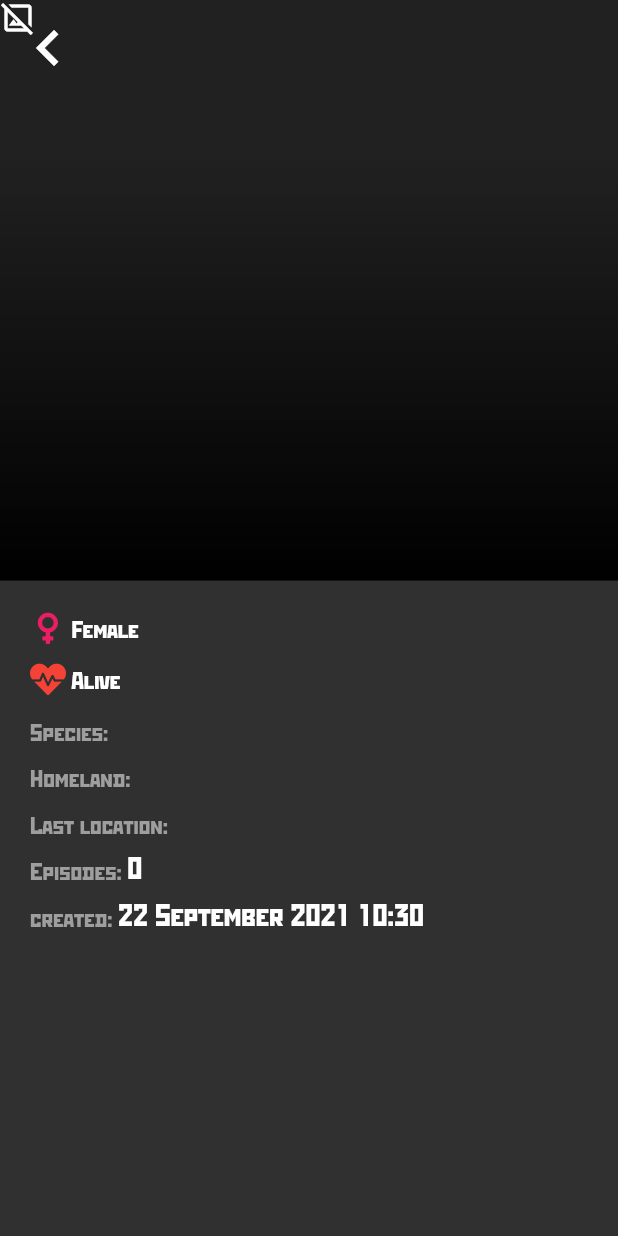
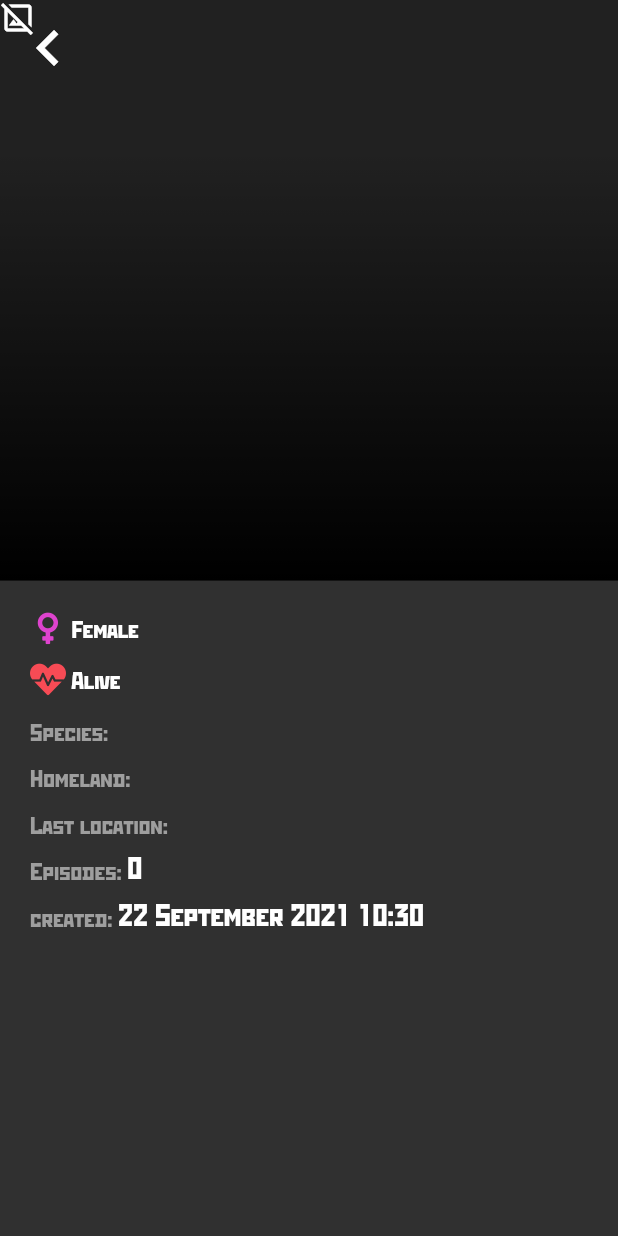
Before and after one commit to pchq/flutter-ricknmorty, a Flutter app: the CharacterPage screen opened directly with empty values, on a phone screen of 412 x 824 dp. Run offline on Flutter 3.47's test engine with Material 2 defaults, Android fonts, the light colour scheme and no system bars; drawn by our look-alikes of cached_network_image; our stand-ins replace bloc, equatable, flutter_bloc, get_it; network calls fail.

Commit message:
feat(presentation): Добавить иконку, изменить цвета

```diff
--- a/lib/common/theme_config.dart
+++ b/lib/common/theme_config.dart
@@ -5,9 +5,13 @@ class ThemeConfig {
   static Color mediumGrey = const Color(0xFF3c3e44);
   static Color lightGrey = const Color(0xFF9e9e9e);
   static Color textColor = Colors.white;
-  static Color red = Colors.red;
-  static Color green = Colors.green;
-  static Color yellow = Colors.yellow;
+
+  static Color red = const Color(0xFFf74b55);
+  static Color pink = const Color(0xFFde43ce);
+  static Color blue = const Color(0xFF59bce7);
+  static Color green = const Color(0xFF92c84a);
+  static Color yellow = const Color(0xFFf9ff69);
+  static Color orange = const Color(0xFFe07f33);
 
   static ThemeData appTheme = ThemeData(
     brightness: Brightness.dark,
--- a/lib/main.dart
+++ b/lib/main.dart
@@ -1,4 +1,5 @@
 import 'package:flutter/material.dart';
+import 'package:flutter/services.dart';
 import 'package:flutter_bloc/flutter_bloc.dart';
 import 'package:ricknmorty/common/theme_config.dart';
 import 'package:ricknmorty/core/service/locator_service.dart';
@@ -6,6 +7,9 @@
 import 'package:ricknmorty/presentation/pages/characters_page.dart';
 
 void main() async {
+  SystemChrome.setSystemUIOverlayStyle(const SystemUiOverlayStyle(
+    statusBarColor: Colors.transparent,
+  ));
   WidgetsFlutterBinding.ensureInitialized();
   await LocatorService().init();
   runApp(MyApp());
@@ -24,7 +28,7 @@
             create: (context) => locator<AllCharactersCubit>()..loadAllCharacters()),
       ],
       child: MaterialApp(
-        home: const CharactersPage(),
+        home: CharactersPage(),
         theme: ThemeConfig.appTheme,
       ),
     );
--- a/lib/presentation/bloc/all_characters/all_characters_cubit.dart
+++ b/lib/presentation/bloc/all_characters/all_characters_cubit.dart
@@ -19,7 +19,7 @@ class AllCharactersCubit extends Cubit<AllCharactersState> {
         oldCharacters = (state as AllCharactersLoaded).characters;
       }
 
-      emit(AllCharactersLoading(oldCharacters, isFirst: page == 1));
+      emit(AllCharactersLoading(oldCharacters, isFirstLoading: page == 1));
       final newCharacters = await allCharactersCase(PagenParams(page: page));
       page++;
       final characters = (state as AllCharactersLoading).oldCharacters;
--- a/lib/presentation/bloc/all_characters/all_characters_state.dart
+++ b/lib/presentation/bloc/all_characters/all_characters_state.dart
@@ -11,11 +11,11 @@ class AllCharactersInitial extends AllCharactersState {}
 
 class AllCharactersLoading extends AllCharactersState {
   final List<Character> oldCharacters;
-  final bool isFirst;
+  final bool isFirstLoading;
 
   const AllCharactersLoading(
     this.oldCharacters, {
-    this.isFirst = false,
+    this.isFirstLoading = false,
   });
 
   @override
--- a/lib/presentation/pages/character_page.dart
+++ b/lib/presentation/pages/character_page.dart
@@ -1,6 +1,7 @@
 import 'package:flutter/material.dart';
 import 'package:intl/intl.dart';
 import 'package:ricknmorty/common/rnm_icons.dart';
+import 'package:ricknmorty/common/theme_config.dart';
 import 'package:ricknmorty/domain/model/character.dart';
 import 'package:ricknmorty/presentation/widgets/cached_image.dart';
 
@@ -25,7 +26,13 @@ class CharacterPage extends StatelessWidget {
             pinned: true,
             flexibleSpace: FlexibleSpaceBar(
               centerTitle: true,
-              title: Text(person.name),
+              title: Padding(
+                padding: const EdgeInsets.symmetric(horizontal: 15),
+                child: Text(
+                  person.name,
+                  textAlign: TextAlign.center,
+                ),
+              ),
               background: Stack(
                 children: [
                   CachedImage(person.image),
@@ -80,20 +87,20 @@ class CharacterPage extends StatelessWidget {
     final String label;
     switch (person.gender) {
       case CharacterGender.male:
-        icon = const Icon(RnmIcons.male, color: Colors.blue);
+        icon = Icon(RnmIcons.male, color: ThemeConfig.blue);
         label = 'Male';
         break;
       case CharacterGender.female:
-        icon = const Icon(RnmIcons.female, color: Colors.pink);
+        icon = Icon(RnmIcons.female, color: ThemeConfig.pink);
         label = 'Female';
 
         break;
       case CharacterGender.genderless:
-        icon = const Icon(RnmIcons.genderless, color: Colors.purple);
+        icon = Icon(RnmIcons.genderless, color: ThemeConfig.green);
         label = 'Genderless';
         break;
       default: // unknown
-        icon = const Icon(RnmIcons.unknowngender, color: Colors.black);
+        icon = Icon(RnmIcons.unknowngender, color: ThemeConfig.yellow);
         label = 'Unknown gender';
     }
     return _buildIconSection(icon, label);
@@ -104,15 +111,15 @@ class CharacterPage extends StatelessWidget {
     final String label;
     switch (person.status) {
       case CharacterAliveStatus.alive:
-        icon = const Icon(RnmIcons.alive, color: Colors.red);
+        icon = Icon(RnmIcons.alive, color: ThemeConfig.red);
         label = 'Alive';
         break;
       case CharacterAliveStatus.dead:
-        icon = const Icon(RnmIcons.dead);
+        icon = Icon(RnmIcons.dead, color: ThemeConfig.lightGrey);
         label = 'Dead';
         break;
       default: // unknown
-        icon = const Icon(RnmIcons.deadalive, color: Colors.blueGrey);
+        icon = Icon(RnmIcons.deadalive, color: ThemeConfig.orange);
         label = 'Dead or alive unknown';
     }
     return _buildIconSection(icon, label);
--- a/pubspec.yaml
+++ b/pubspec.yaml
@@ -58,6 +58,12 @@ dev_dependencies:
 
   json_serializable: ^5.0.1
   build_runner: ^2.1.2
+  flutter_launcher_icons: "^0.9.2"
+
+flutter_icons:
+  android: true
+  ios: true
+  image_path: "assets/icon/app_icon.png"
 
 # For information on the generic Dart part of this file, see the
 # following page: https://dart.dev/tools/pub/pubspec
```
Also changed, not shown: lib/presentation/pages/characters_page.dart (+30 -12 lines), lib/presentation/widgets/character_card.dart (+7 -2 lines), lib/presentation/widgets/circle_loader.dart (+8 -2 lines), assets/icon/app_icon.png (added), 21 other files.
